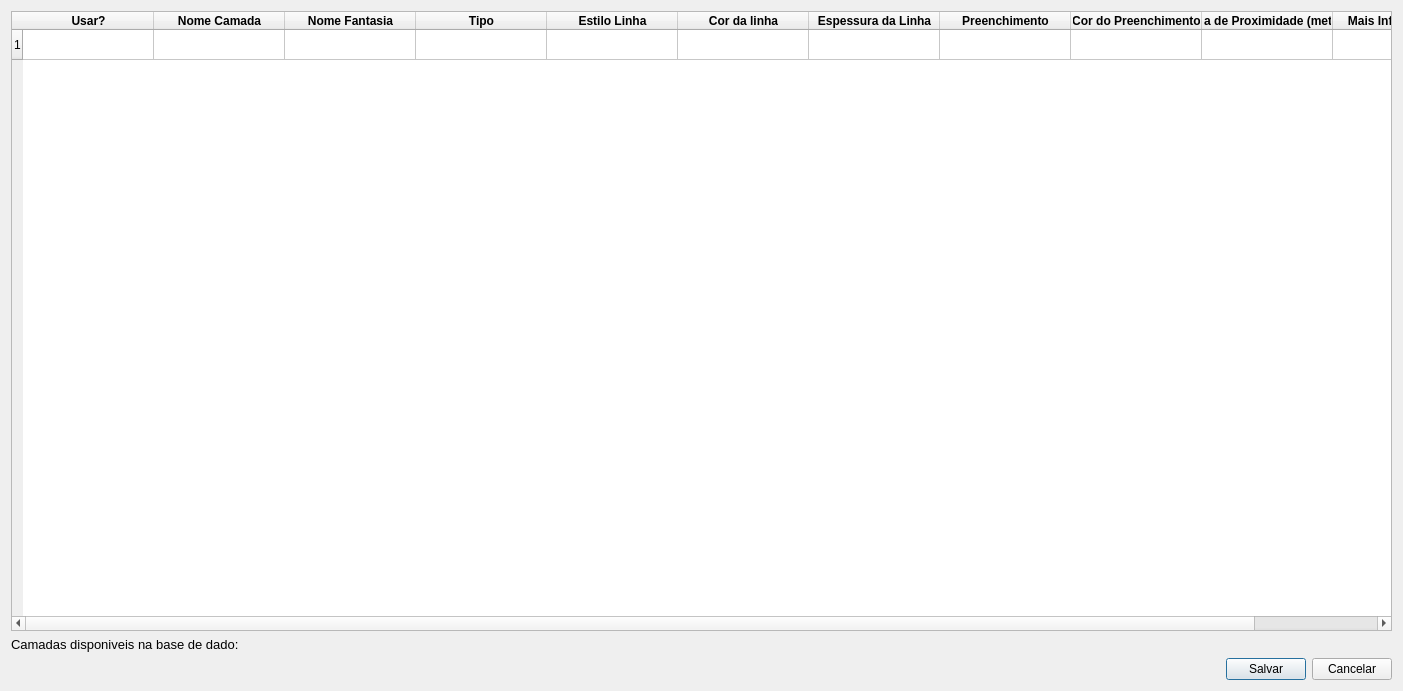
spuhub/prisma, file settings/config_layers.ui: the form before one commit.
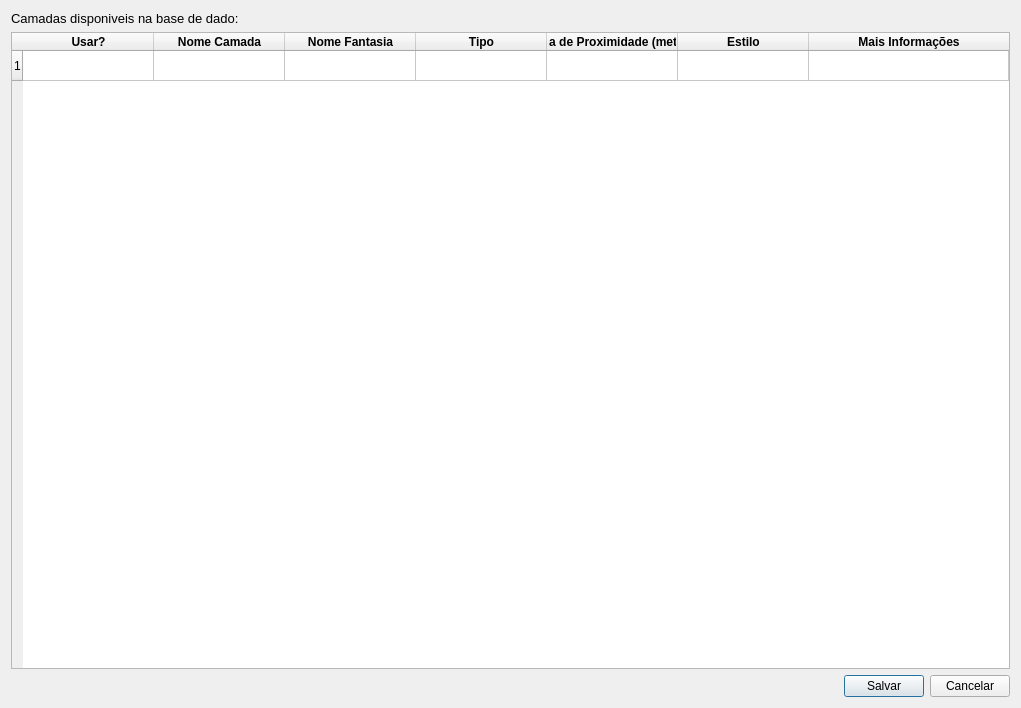
The form after the commit.

Diff of the .ui file:
```diff
--- a/settings/config_layers.ui
+++ b/settings/config_layers.ui
@@ -6,14 +6,26 @@
    <rect>
     <x>0</x>
     <y>0</y>
-    <width>1403</width>
-    <height>691</height>
+    <width>1021</width>
+    <height>708</height>
    </rect>
   </property>
   <property name="windowTitle">
    <string>Configurações de Camadas</string>
   </property>
   <layout class="QVBoxLayout" name="verticalLayout">
+   <item>
+    <widget class="QLabel" name="label">
+     <property name="font">
+      <font>
+       <pointsize>10</pointsize>
+      </font>
+     </property>
+     <property name="text">
+      <string>Camadas disponiveis na base de dado:</string>
+     </property>
+    </widget>
+   </item>
    <item>
     <widget class="QTableWidget" name="table_layers">
      <property name="gridStyle">
@@ -72,6 +84,9 @@
         <bold>true</bold>
        </font>
       </property>
+      <property name="textAlignment">
+       <set>AlignCenter</set>
+      </property>
      </column>
      <column>
       <property name="text">
@@ -83,6 +98,9 @@
         <bold>true</bold>
        </font>
       </property>
+      <property name="textAlignment">
+       <set>AlignCenter</set>
+      </property>
      </column>
      <column>
       <property name="text">
@@ -94,60 +112,8 @@
         <bold>true</bold>
        </font>
       </property>
-     </column>
-     <column>
-      <property name="text">
-       <string>Estilo Linha</string>
-      </property>
-      <property name="font">
-       <font>
-        <weight>75</weight>
-        <bold>true</bold>
-       </font>
-      </property>
-     </column>
-     <column>
-      <property name="text">
-       <string>Cor da linha</string>
-      </property>
-      <property name="font">
-       <font>
-        <weight>75</weight>
-        <bold>true</bold>
-       </font>
-      </property>
-     </column>
-     <column>
-      <property name="text">
-       <string>Espessura da Linha</string>
-      </property>
-      <property name="font">
-       <font>
-        <weight>75</weight>
-        <bold>true</bold>
-       </font>
-      </property>
-     </column>
-     <column>
-      <property name="text">
-       <string>Preenchimento</string>
-      </property>
-      <property name="font">
-       <font>
-        <weight>75</weight>
-        <bold>true</bold>
-       </font>
-      </property>
-     </column>
-     <column>
-      <property name="text">
-       <string>Cor do Preenchimento</string>
-      </property>
-      <property name="font">
-       <font>
-        <weight>75</weight>
-        <bold>true</bold>
-       </font>
+      <property name="textAlignment">
+       <set>AlignCenter</set>
       </property>
      </column>
      <column>
@@ -160,6 +126,23 @@
         <bold>true</bold>
        </font>
       </property>
+      <property name="textAlignment">
+       <set>AlignCenter</set>
+      </property>
+     </column>
+     <column>
+      <property name="text">
+       <string>Estilo</string>
+      </property>
+      <property name="font">
+       <font>
+        <weight>75</weight>
+        <bold>true</bold>
+       </font>
+      </property>
+      <property name="textAlignment">
+       <set>AlignCenter</set>
+      </property>
      </column>
      <column>
       <property name="text">
@@ -171,21 +154,12 @@
         <bold>true</bold>
        </font>
       </property>
+      <property name="textAlignment">
+       <set>AlignCenter</set>
+      </property>
      </column>
     </widget>
    </item>
-   <item>
-    <widget class="QLabel" name="label">
-     <property name="font">
-      <font>
-       <pointsize>10</pointsize>
-      </font>
-     </property>
-     <property name="text">
-      <string>Camadas disponiveis na base de dado:</string>
-     </property>
-    </widget>
-   </item>
    <item>
     <layout class="QHBoxLayout" name="horizontalLayout">
      <item>
```
